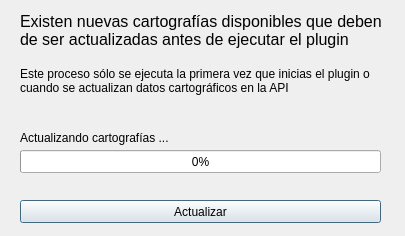
eDatos/istacqgis, file ui.resources/ui_DownloadDialog.ui: the form before one commit.
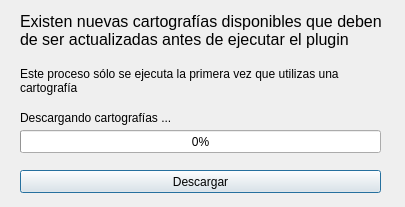
The form after the commit. Icons and pictures are not drawn.

Diff of the .ui file:
```diff
--- a/ui.resources/ui_DownloadDialog.ui
+++ b/ui.resources/ui_DownloadDialog.ui
@@ -7,7 +7,7 @@
     <x>0</x>
     <y>0</y>
     <width>405</width>
-    <height>236</height>
+    <height>207</height>
    </rect>
   </property>
   <property name="windowTitle">
@@ -21,20 +21,20 @@
    <property name="geometry">
     <rect>
      <x>20</x>
-     <y>130</y>
+     <y>110</y>
      <width>321</width>
      <height>16</height>
     </rect>
    </property>
    <property name="text">
-    <string>Actualizando cartografías ...</string>
+    <string>Descargando cartografías ...</string>
    </property>
   </widget>
   <widget class="QProgressBar" name="pbDownload">
    <property name="geometry">
     <rect>
      <x>20</x>
-     <y>150</y>
+     <y>130</y>
      <width>361</width>
      <height>23</height>
     </rect>
@@ -95,7 +95,7 @@
     </rect>
    </property>
    <property name="text">
-    <string>Este proceso sólo se ejecuta la primera vez que inicias el plugin o cuando se actualizan datos cartográficos en la API</string>
+    <string>Este proceso sólo se ejecuta la primera vez que utilizas una cartografía</string>
    </property>
    <property name="wordWrap">
     <bool>true</bool>
@@ -105,13 +105,13 @@
    <property name="geometry">
     <rect>
      <x>20</x>
-     <y>200</y>
+     <y>170</y>
      <width>361</width>
      <height>23</height>
     </rect>
    </property>
    <property name="text">
-    <string>Actualizar</string>
+    <string>Descargar</string>
    </property>
   </widget>
  </widget>
```
